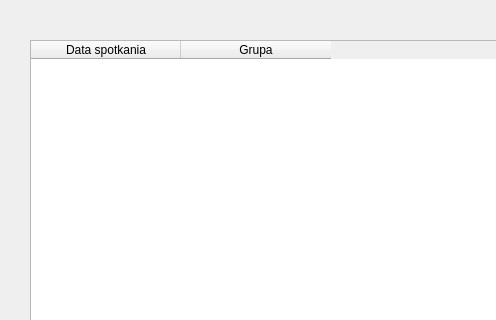
This is tableedit_spotkanie.ui in aleksanderkalenbach/IO_2020_2021_ASP as Qt 5 draws it before an edit; both pictures show x 0 to 496 and y 0 to 320 of the 1181 by 601 pixel window. The edited form follows.
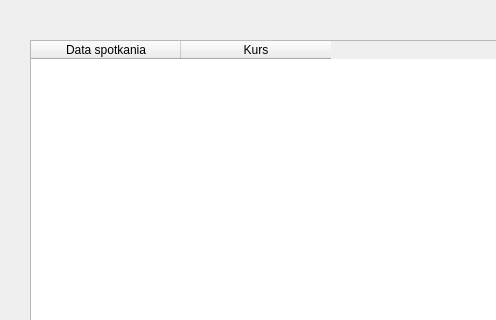
This is the edited form.

Patch:
```diff
--- a/tableedit_spotkanie.ui
+++ b/tableedit_spotkanie.ui
@@ -68,7 +68,7 @@
         </column>
         <column>
          <property name="text">
-          <string>Grupa</string>
+          <string>Kurs</string>
          </property>
         </column>
        </widget>
```
